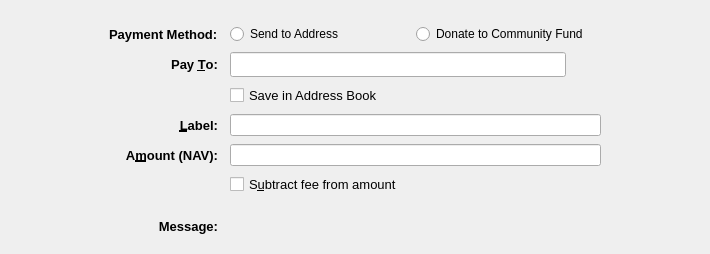
Above: src/qt/forms/sendcoinsentry.ui from navcoin/navcoin-core before the change. Below: the same form after it.
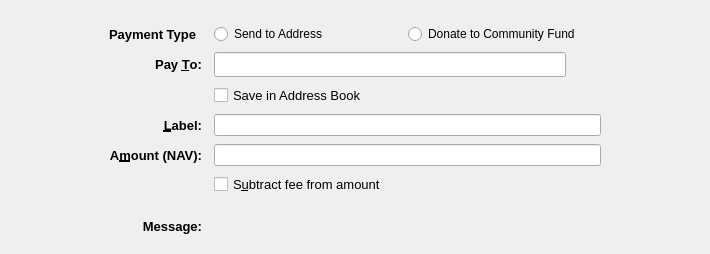
That is the form after the change. Icons and pictures are not drawn. Custom widgets are drawn as their Qt base class.

Commit message: fixing placeholder text error

Patch:
```diff
--- a/src/qt/forms/sendcoinsentry.ui
+++ b/src/qt/forms/sendcoinsentry.ui
@@ -328,20 +328,6 @@
       </property>
      </spacer>
     </item>
-    <item row="1" column="1">
-     <widget class="QLabel" name="labelPaymentMethod">
-      <property name="font">
-       <font>
-        <pointsize>10</pointsize>
-        <weight>75</weight>
-        <bold>true</bold>
-       </font>
-      </property>
-      <property name="text">
-       <string>Payment Method:</string>
-      </property>
-     </widget>
-    </item>
     <item row="1" column="2">
      <layout class="QHBoxLayout" name="horizontalLayout_2">
       <item>
@@ -360,6 +346,20 @@
       </item>
      </layout>
     </item>
+    <item row="1" column="1">
+     <widget class="QLabel" name="label">
+      <property name="font">
+       <font>
+        <pointsize>10</pointsize>
+        <weight>75</weight>
+        <bold>true</bold>
+       </font>
+      </property>
+      <property name="text">
+       <string>Payment Type</string>
+      </property>
+     </widget>
+    </item>
    </layout>
   </widget>
   <widget class="QFrame" name="SendCoins_UnauthenticatedPaymentRequest">
```
Left out of the diff: 54 changed lines with no effect on the pictures.
